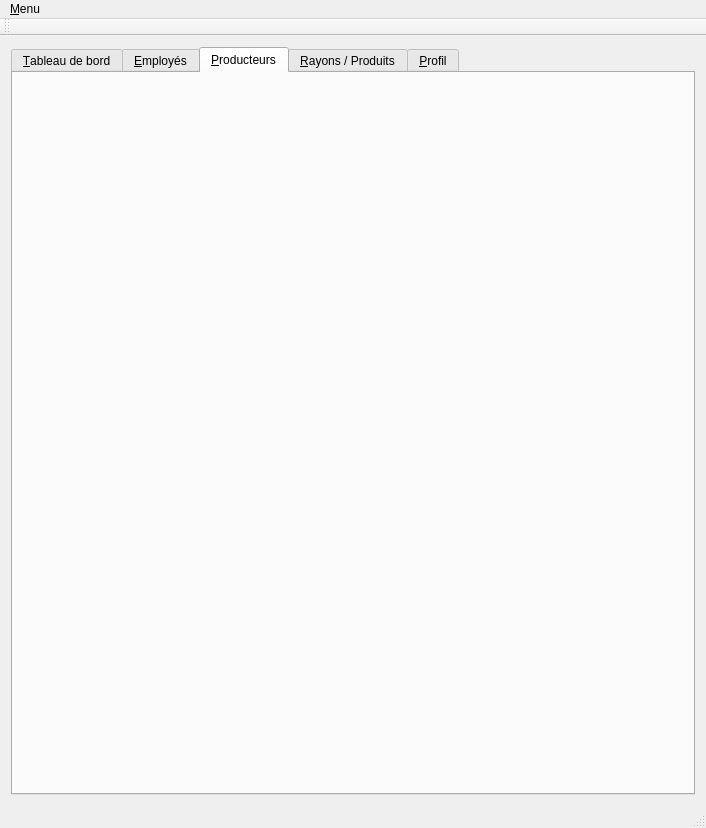
Above: mainwindow.ui from LouisVraie/circuitsCourtsBackOffice before the change. Below: the same form after it.
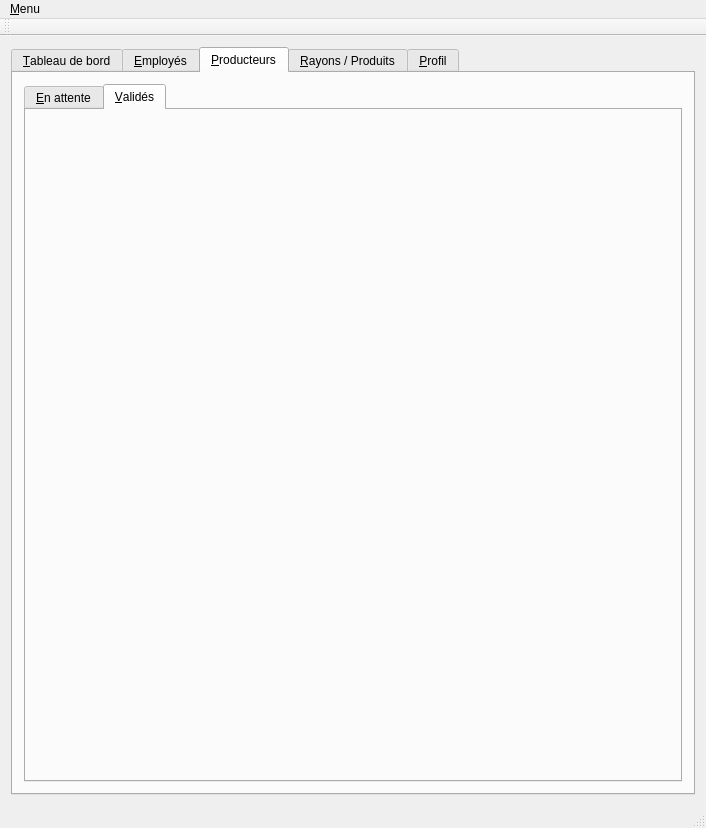
That is the form after the change. The open tabs and pages were chosen to show the change. Icons and pictures are not drawn.

The edit to the form file:
```diff
--- a/mainwindow.ui
+++ b/mainwindow.ui
@@ -374,6 +374,25 @@
        <attribute name="title">
         <string>&amp;Producteurs</string>
        </attribute>
+       <layout class="QVBoxLayout" name="verticalLayout_6">
+        <item>
+         <widget class="QTabWidget" name="tabWidget_producteurs">
+          <property name="currentIndex">
+           <number>1</number>
+          </property>
+          <widget class="QWidget" name="tab_producteursEnAttente">
+           <attribute name="title">
+            <string>&amp;En attente</string>
+           </attribute>
+          </widget>
+          <widget class="QWidget" name="tab_producteursValides">
+           <attribute name="title">
+            <string>&amp;Validés</string>
+           </attribute>
+          </widget>
+         </widget>
+        </item>
+       </layout>
       </widget>
       <widget class="QWidget" name="tab_rayonsProduits">
        <attribute name="icon">
```
Left out of the diff: 2 changed lines with no effect on the pictures.
